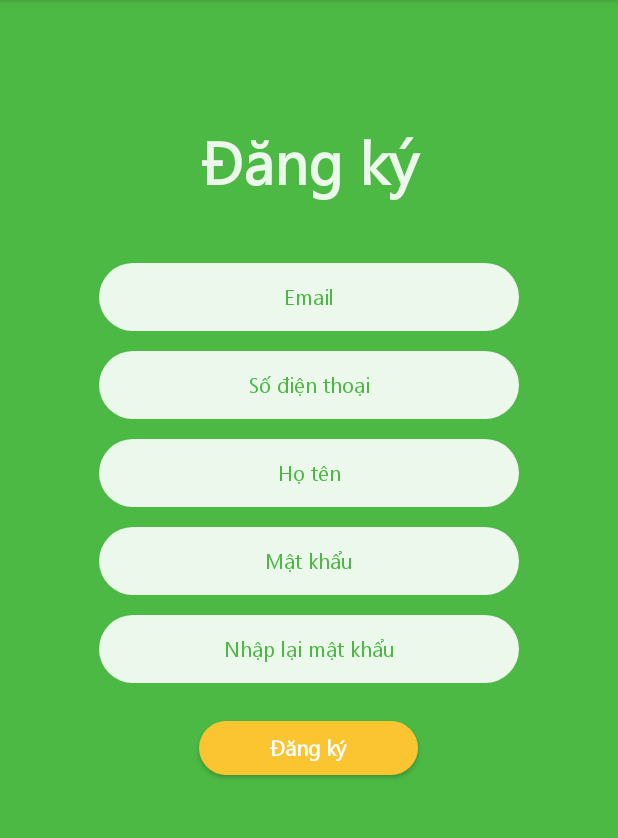
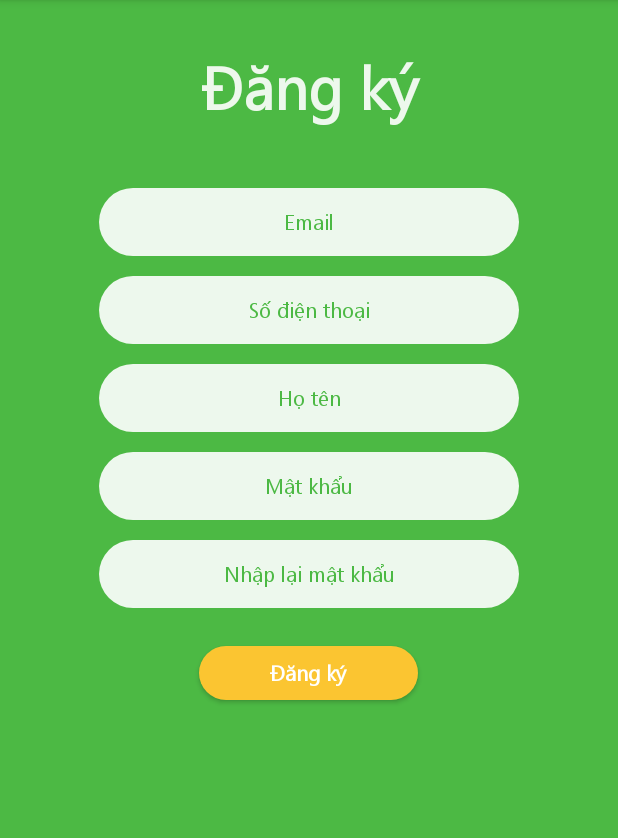
Before and after one commit to hieutdt/Uber_17CNTN, an Android app: the SignUpActivity screen opened directly, with no data from a screen before it, on a phone screen of 412 x 824 dp, the part 84-922 px from its top. Run offline under Robolectric (Android 15) with nearby library versions, the phone set to English and light mode, and no system bars; our stand-ins replace Firebase (no records; nobody signed in at launch, a user with empty details on screens opened directly).

Commit message:
update ui #4

```diff
--- a/app/src/main/res/layout/fragment_sign_up.xml
+++ b/app/src/main/res/layout/fragment_sign_up.xml
@@ -11,7 +11,7 @@
     <TextView
         android:layout_width="match_parent"
         android:layout_height="wrap_content"
-        android:layout_marginTop="80dp"
+        android:layout_marginTop="30dp"
         android:text="Đăng ký"
         android:textSize="40dp"
         android:textStyle="bold"
```
Also changed, not shown: app/src/main/res/layout/activity_driver_start.xml (+10 -0 lines).
